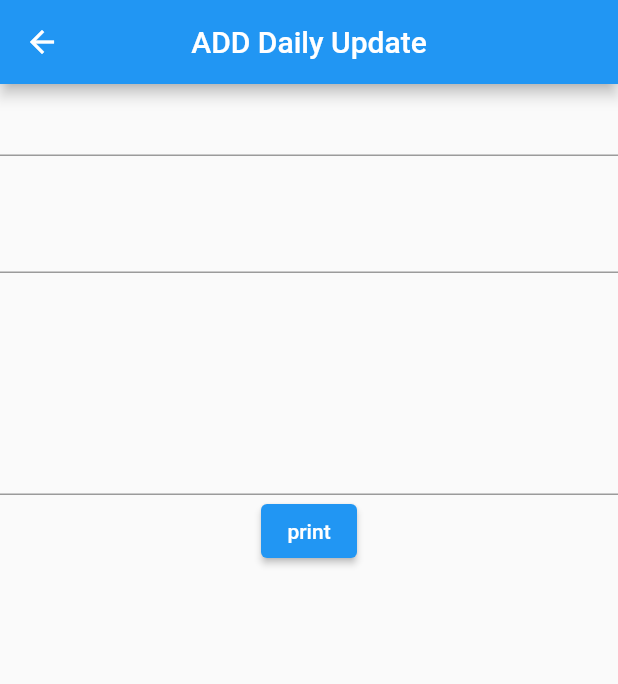
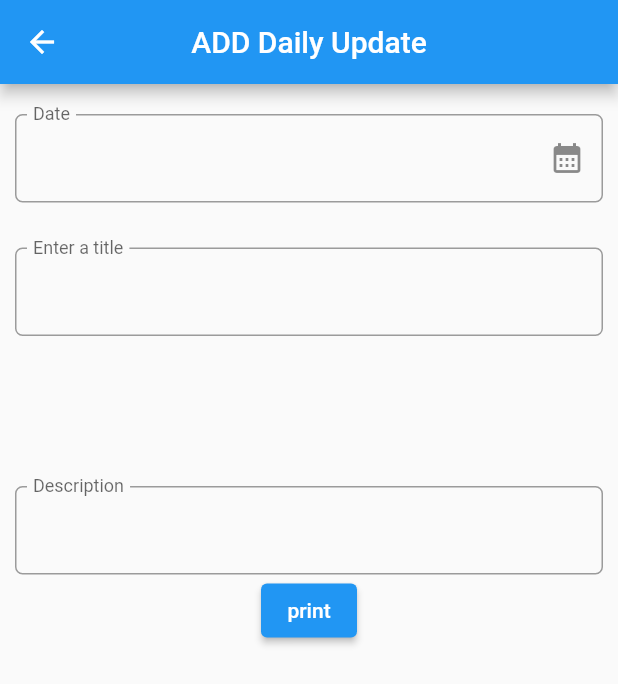
Before and after one commit to mehtasanjit202/Grow-Teamly-new, a Flutter app: the AddDailyUpdateView screen opened by its route, on a phone screen of 412 x 824 dp. Shown: the top 684 px of the screen. Run offline on Flutter 3.47's test engine with Material 2 defaults, Android fonts, the phone set to English and light mode, and no system bars; our stand-ins replace cached_network_image, flutter_svg, fluttertoast, get_it, image_picker and 2 more; missing offline and left inert: dart:ffi; accounts and stored records are empty; network calls fail.

Commit message:
textfield and sreening padding

```diff
--- /dev/null
+++ b/lib/app/decoration/input_decoration.dart
@@ -0,0 +1,14 @@
+import 'package:flutter/material.dart';
+
+class InputFieldDecoration{
+  //text field decoration
+  InputDecoration textfieldDecoration =const InputDecoration(
+
+                border: OutlineInputBorder(borderSide: BorderSide(
+                  color: Colors.green,style: BorderStyle.solid
+                ),)
+
+  );
+
+
+}
--- /dev/null
+++ b/lib/app/widget/sreening_padding.dart
@@ -0,0 +1,12 @@
+import 'package:flutter/material.dart';
+
+class ScreeningPadding extends StatelessWidget {
+  final Widget child;
+  const ScreeningPadding({ Key? key, required this.child,  }) : super(key: key);
+
+  @override
+  Widget build(BuildContext context) {
+    return  Padding( padding: EdgeInsets.symmetric(horizontal: 10),child: child,
+    );
+  }
+}
--- /dev/null
+++ b/lib/app/widget/text_field_widget.dart
@@ -0,0 +1,34 @@
+import 'package:flutter/material.dart';
+class DefaultTextField extends StatefulWidget {
+  final TextEditingController controller;
+  final String labelText;
+  final Widget? suffixIcon;
+  final Widget? prefixicon;
+  const DefaultTextField({ Key? key,required this.controller,required this.labelText, this.suffixIcon, this.prefixicon }) : super(key: key);
+
+  @override
+  State<DefaultTextField> createState() => _DefaultTextFieldState();
+}
+
+class _DefaultTextFieldState extends State<DefaultTextField> {
+  @override
+  Widget build(BuildContext context) {
+    return TextFormField(
+      controller: widget.controller,
+      decoration: InputDecoration(
+        labelText: widget.labelText,
+        suffixIcon: widget.suffixIcon,
+        floatingLabelBehavior: FloatingLabelBehavior.always,
+        border: OutlineInputBorder(
+          borderRadius: BorderRadius.circular(5),
+          borderSide:  const BorderSide(
+            color: Colors.blue,
+            width: 1,
+            style: BorderStyle.solid,
+          )
+        )
+      ),
+
+    );
+  }
+}
--- a/lib/features/daily_updates/views/add_daily_Updates_view.dart
+++ b/lib/features/daily_updates/views/add_daily_Updates_view.dart
@@ -1,6 +1,9 @@
 import 'dart:developer';
 
 import 'package:flutter/material.dart';
+import 'package:profileapp/app/decoration/input_decoration.dart';
+import 'package:profileapp/app/widget/sreening_padding.dart';
+import 'package:profileapp/app/widget/text_field_widget.dart';
 
 class AddDailyUpdateView extends StatefulWidget {
   const AddDailyUpdateView({Key? key}) : super(key: key);
@@ -20,21 +23,27 @@ class _AddDailyUpdateViewState extends State<AddDailyUpdateView> {
         title: const Text(" ADD Daily Update "),
         centerTitle: true,
       ),
-      body: Column(
+      body: ScreeningPadding(
+        child: Column(
           children: [
+            SizedBox(height: 20,),
+           DefaultTextField(controller: _dateController, labelText: "Date",
+            suffixIcon: InkWell(
+              onTap: () async{
+               final date = await showDatePicker(context: context, initialDate: DateTime.now(), firstDate: DateTime.now().subtract(Duration(days: 365)), lastDate: DateTime.now().add(Duration(days: 365)));
+               if (date != null){
+                _dateController.text = date.toString();
+               }
+              },
+              child: Icon(Icons.calendar_month)),)
+,
 
-          TextFormField(
-            controller: _dateController,
 
-          ),
+
             SizedBox(height: 30,),
-           TextFormField (
-            controller: _titleController,
-          ),
+             DefaultTextField(controller: _titleController, labelText: "Enter a title"),
             SizedBox(height: 100,),
-          TextFormField(
-            controller: _descriptionController,
-          ),
+           DefaultTextField(controller: _descriptionController, labelText: "Description"),
 
             ElevatedButton(
               onPressed: () {
@@ -47,6 +56,7 @@ class _AddDailyUpdateViewState extends State<AddDailyUpdateView> {
 
           ],
         ),
+      ),
     );
   }
 }
```
Lines whose indentation alone changed are shown as unchanged.
